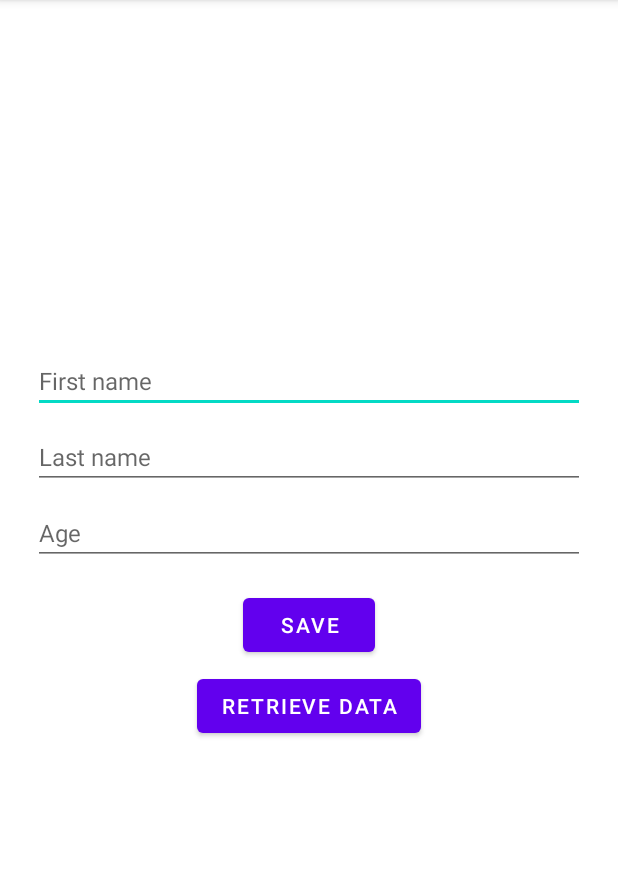
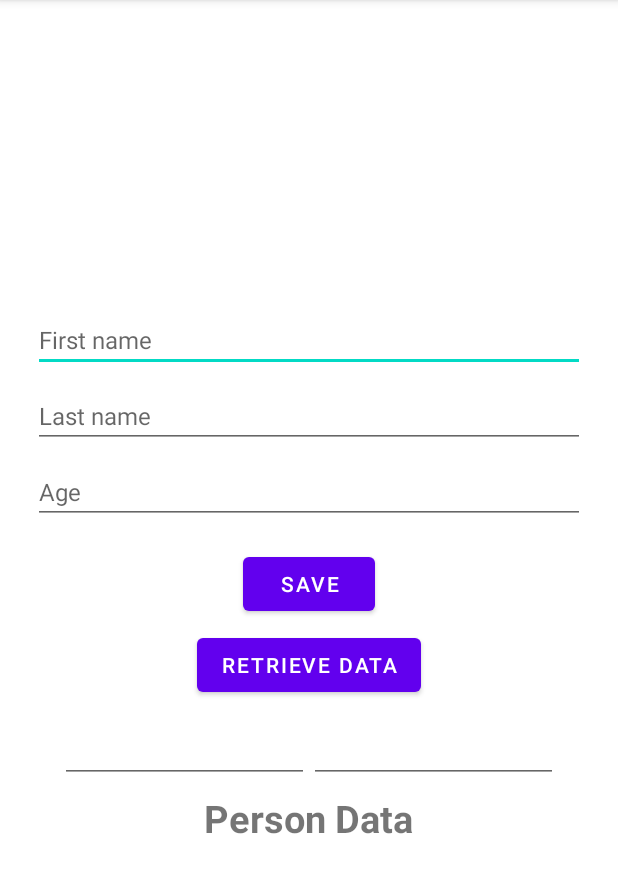
Before and after one commit to KaioPlandel/Firebase_Firestore, an Android app: the screen it shows after launch (MainActivity), on a phone screen of 412 x 824 dp, the part 84-977 px from its top. Run offline under Robolectric (Android 15) with nearby library versions, the phone set to English and light mode, and no system bars; our stand-ins replace Firebase (no records; nobody signed in at launch, a user with empty details on screens opened directly).

Commit message:
add Queries

```diff
--- a/app/src/main/java/com/plandel/uploadingdata_firebasefirestore/MainActivity.kt
+++ b/app/src/main/java/com/plandel/uploadingdata_firebasefirestore/MainActivity.kt
@@ -2,6 +2,7 @@ package com.plandel.uploadingdata_firebasefirestore
 
 import androidx.appcompat.app.AppCompatActivity
 import android.os.Bundle
+import android.util.Log
 import android.widget.Toast
 import com.google.firebase.firestore.ktx.firestore
 import com.google.firebase.firestore.ktx.toObject
@@ -19,13 +20,16 @@ class MainActivity : AppCompatActivity() {
 
     private val personCollectionRef = Firebase.firestore.collection("persons")
     lateinit var binding: ActivityMainBinding
+    companion object {
+        val TAG = "TAG"
+    }
 
     override fun onCreate(savedInstanceState: Bundle?) {
         super.onCreate(savedInstanceState)
         binding = ActivityMainBinding.inflate(layoutInflater)
         setContentView(binding.root)
 
-        subscribeToRealtimeUpdates()
+        //subscribeToRealtimeUpdates()
 
         binding.buttonSave.setOnClickListener {
             val firstName = binding.editFirstName.text.toString()
@@ -35,9 +39,9 @@ class MainActivity : AppCompatActivity() {
             savePerson(person)
         }
 
-//        binding.buttonRetrieve.setOnClickListener {
-//            retrievePersons()
-//        }
+        binding.buttonRetrieve.setOnClickListener {
+            retrievePersons()
+        }
     }
 
     private fun subscribeToRealtimeUpdates() {
@@ -73,12 +77,21 @@ class MainActivity : AppCompatActivity() {
     }
 
     private fun retrievePersons() = CoroutineScope(Dispatchers.IO).launch {
+        val fromAge = binding.editNumber1.text.toString().toInt()
+        val toAge = binding.editNumber2.text.toString().toInt()
         try {
-            val querySnapshot = personCollectionRef.get().await()
+            val querySnapshot = personCollectionRef
+                .whereGreaterThan("age",fromAge)
+                .whereLessThan("age",toAge)
+                .orderBy("age")
+                .get()
+                .await()
+
             val sb = StringBuilder()
 
             for (document in querySnapshot) {
                 val person = document.toObject<Person>()
+                Log.d(TAG, "subscribeToRealtimeUpdates: " + person.firstName)
                 sb.append("${person}\n")
             }
 
--- a/app/src/main/res/layout/activity_main.xml
+++ b/app/src/main/res/layout/activity_main.xml
@@ -50,6 +50,30 @@
         android:layout_marginTop="6dp"
         android:text="Retrieve Data"/>
 
+    <LinearLayout
+        android:layout_width="match_parent"
+        android:layout_height="wrap_content"
+        android:layout_marginHorizontal="40dp"
+        android:layout_marginTop="12dp"
+        android:orientation="horizontal">
+
+        <EditText
+            android:id="@+id/editNumber1"
+            android:layout_width="wrap_content"
+            android:layout_height="wrap_content"
+            android:layout_weight="1"
+            android:textSize="16sp"
+            android:inputType="number"/>
+        <EditText
+            android:id="@+id/editNumber2"
+            android:layout_width="wrap_content"
+            android:layout_height="wrap_content"
+            android:textSize="16sp"
+            android:layout_weight="1"
+            android:inputType="number"/>
+
+    </LinearLayout>
+
     <TextView
         android:id="@+id/textData"
         android:layout_width="wrap_content"
```
